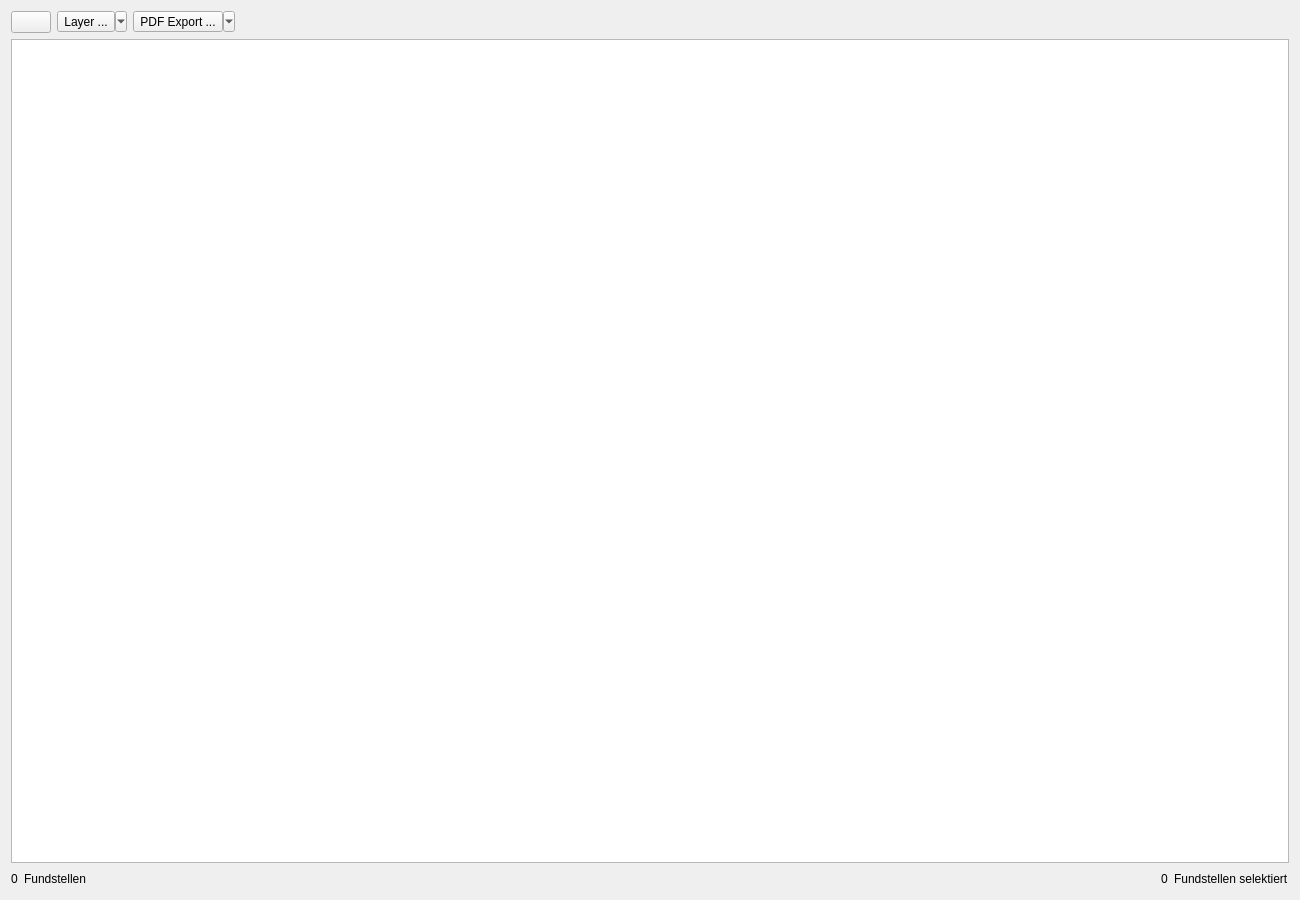
Qt form APIS/ui/apis_findspot_selection_list.ui (APIS-Luftbildarchiv/APIS3) before a commit.
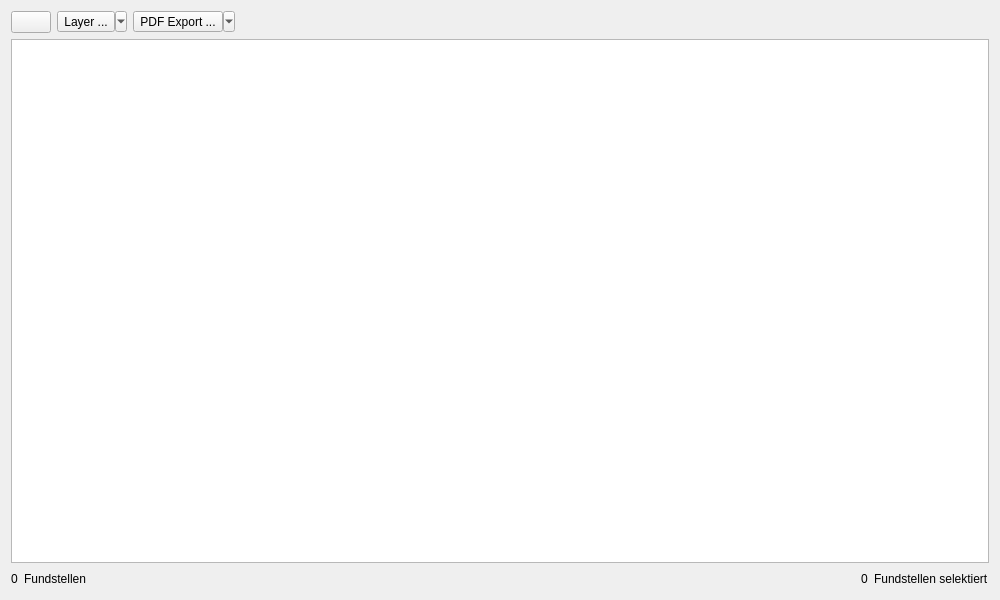
The same form after that commit. Icons and pictures are not drawn.

The edit to the form file:
```diff
--- a/APIS/ui/apis_findspot_selection_list.ui
+++ b/APIS/ui/apis_findspot_selection_list.ui
@@ -9,8 +9,8 @@
    <rect>
     <x>0</x>
     <y>0</y>
-    <width>1300</width>
-    <height>900</height>
+    <width>1000</width>
+    <height>600</height>
    </rect>
   </property>
   <property name="windowTitle">
```
Left out of the diff: 5 changed lines with no effect on the pictures.
